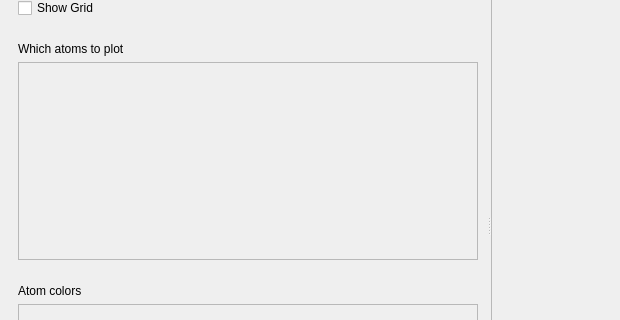
This is testing.ui in m-julian/ALFVisualizer as Qt 5 draws it before an edit; both pictures show x 0 to 620 and y 88 to 408 of the 1100 by 607 pixel window. The edited form follows.
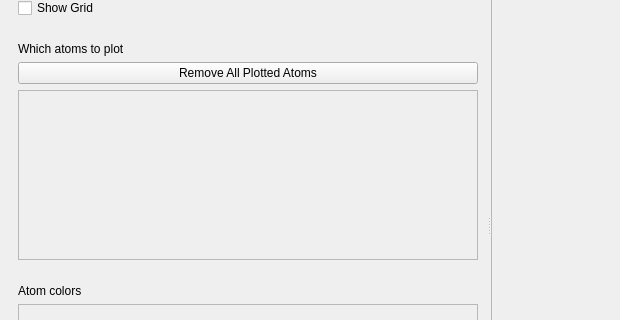
This is the edited form.

Commit message: need to add plotting individual trajcetory points

What changed in the file:
```diff
--- a/testing.ui
+++ b/testing.ui
@@ -96,6 +96,13 @@
              </property>
             </widget>
            </item>
+           <item>
+            <widget class="QPushButton" name="remove_all_plotted_atoms">
+             <property name="text">
+              <string>Remove All Plotted Atoms</string>
+             </property>
+            </widget>
+           </item>
            <item>
             <widget class="QScrollArea" name="atoms_to_plot_scroll_area">
              <property name="sizePolicy">
@@ -113,7 +120,7 @@
                 <x>0</x>
                 <y>0</y>
                 <width>438</width>
-                <height>181</height>
+                <height>147</height>
                </rect>
               </property>
               <layout class="QGridLayout" name="gridLayout"/>
```
The commit also changes 1 other file.
